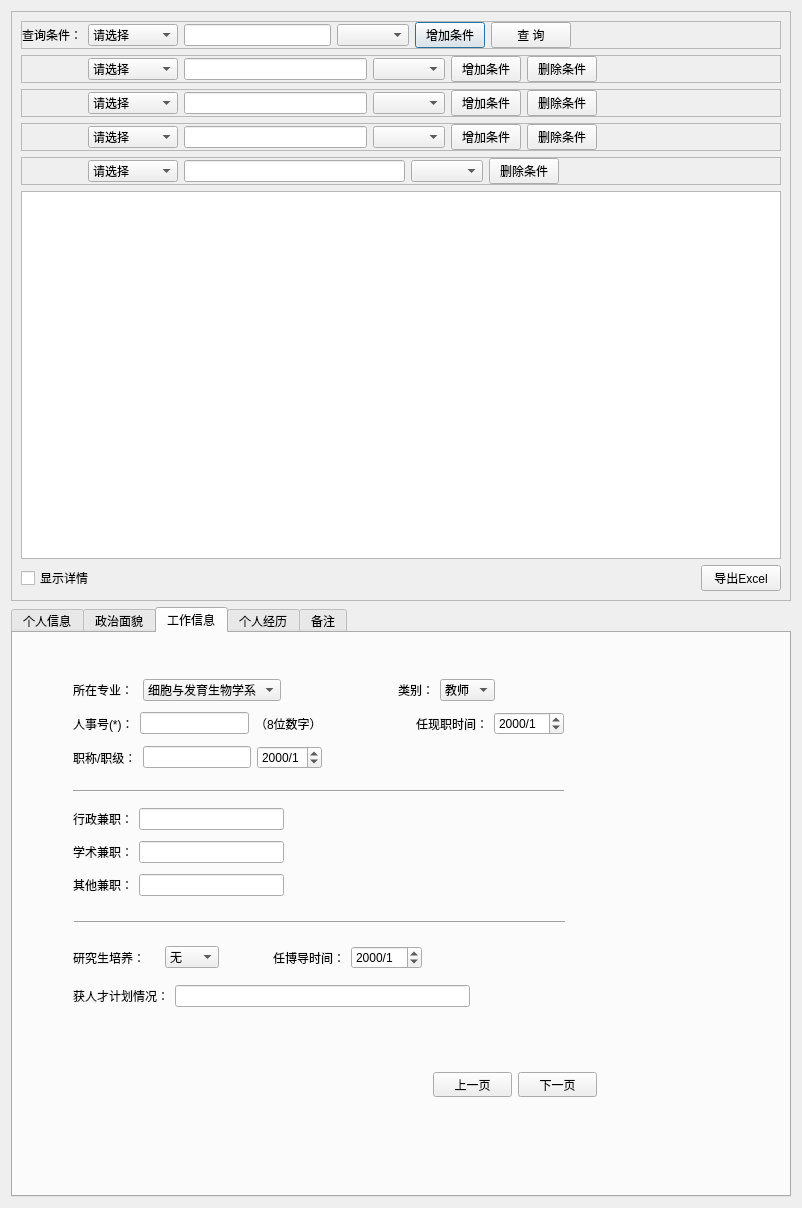
First picture: the form in infoquerydialog.ui, repository faellsa/teachersmanagement, before the edit.
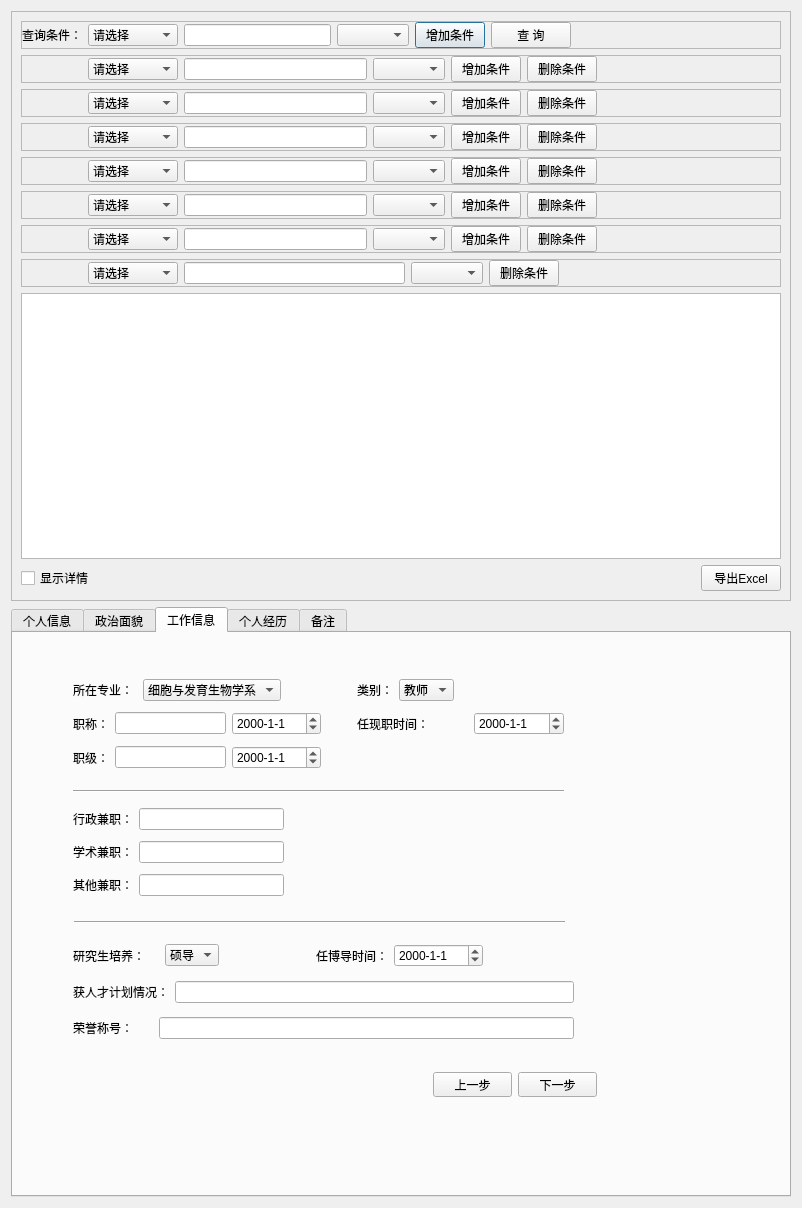
Second picture: the form after the edit. The open tabs and pages were chosen to show the change.

Commit message: 数据库增加减少修改了几个字段。导出excel时可以详情和摘要。

```diff
--- a/infoquerydialog.ui
+++ b/infoquerydialog.ui
@@ -662,6 +662,19 @@
          <item>
           <widget class="QComboBox" name="m_ConditionComboBox5"/>
          </item>
+         <item>
+          <widget class="QPushButton" name="m_AddCondition5">
+           <property name="maximumSize">
+            <size>
+             <width>70</width>
+             <height>16777215</height>
+            </size>
+           </property>
+           <property name="text">
+            <string>增加条件</string>
+           </property>
+          </widget>
+         </item>
          <item>
           <widget class="QPushButton" name="m_DelCondition5">
            <property name="maximumSize">
@@ -691,6 +704,407 @@
         </layout>
        </widget>
       </item>
+      <item>
+       <widget class="QFrame" name="m_ConditionFrame6">
+        <property name="frameShape">
+         <enum>QFrame::StyledPanel</enum>
+        </property>
+        <property name="frameShadow">
+         <enum>QFrame::Raised</enum>
+        </property>
+        <layout class="QHBoxLayout" name="horizontalLayout_44">
+         <property name="margin">
+          <number>0</number>
+         </property>
+         <item>
+          <spacer name="horizontalSpacer_33">
+           <property name="orientation">
+            <enum>Qt::Horizontal</enum>
+           </property>
+           <property name="sizeType">
+            <enum>QSizePolicy::Fixed</enum>
+           </property>
+           <property name="sizeHint" stdset="0">
+            <size>
+             <width>66</width>
+             <height>20</height>
+            </size>
+           </property>
+          </spacer>
+         </item>
+         <item>
+          <widget class="QComboBox" name="m_ConditionType6">
+           <property name="maxVisibleItems">
+            <number>20</number>
+           </property>
+           <item>
+            <property name="text">
+             <string>请选择</string>
+            </property>
+           </item>
+           <item>
+            <property name="text">
+             <string>姓名</string>
+            </property>
+           </item>
+           <item>
+            <property name="text">
+             <string>性别</string>
+            </property>
+           </item>
+           <item>
+            <property name="text">
+             <string>类别</string>
+            </property>
+           </item>
+           <item>
+            <property name="text">
+             <string>人事号</string>
+            </property>
+           </item>
+           <item>
+            <property name="text">
+             <string>所在专业</string>
+            </property>
+           </item>
+           <item>
+            <property name="text">
+             <string>身份证号</string>
+            </property>
+           </item>
+           <item>
+            <property name="text">
+             <string>政治面貌</string>
+            </property>
+           </item>
+           <item>
+            <property name="text">
+             <string>职称</string>
+            </property>
+           </item>
+           <item>
+            <property name="text">
+             <string>行政兼职</string>
+            </property>
+           </item>
+           <item>
+            <property name="text">
+             <string>研究生培养</string>
+            </property>
+           </item>
+          </widget>
+         </item>
+         <item>
+          <widget class="QLineEdit" name="m_ConditionEdit6"/>
+         </item>
+         <item>
+          <widget class="QComboBox" name="m_ConditionComboBox6"/>
+         </item>
+         <item>
+          <widget class="QPushButton" name="m_AddCondition6">
+           <property name="maximumSize">
+            <size>
+             <width>70</width>
+             <height>16777215</height>
+            </size>
+           </property>
+           <property name="text">
+            <string>增加条件</string>
+           </property>
+          </widget>
+         </item>
+         <item>
+          <widget class="QPushButton" name="m_DelCondition6">
+           <property name="maximumSize">
+            <size>
+             <width>70</width>
+             <height>16777215</height>
+            </size>
+           </property>
+           <property name="text">
+            <string>删除条件</string>
+           </property>
+          </widget>
+         </item>
+         <item>
+          <spacer name="horizontalSpacer_34">
+           <property name="orientation">
+            <enum>Qt::Horizontal</enum>
+           </property>
+           <property name="sizeHint" stdset="0">
+            <size>
+             <width>40</width>
+             <height>20</height>
+            </size>
+           </property>
+          </spacer>
+         </item>
+        </layout>
+       </widget>
+      </item>
+      <item>
+       <widget class="QFrame" name="m_ConditionFrame7">
+        <property name="frameShape">
+         <enum>QFrame::StyledPanel</enum>
+        </property>
+        <property name="frameShadow">
+         <enum>QFrame::Raised</enum>
+        </property>
+        <layout class="QHBoxLayout" name="horizontalLayout_45">
+         <property name="margin">
+          <number>0</number>
+         </property>
+         <item>
+          <spacer name="horizontalSpacer_35">
+           <property name="orientation">
+            <enum>Qt::Horizontal</enum>
+           </property>
+           <property name="sizeType">
+            <enum>QSizePolicy::Fixed</enum>
+           </property>
+           <property name="sizeHint" stdset="0">
+            <size>
+             <width>66</width>
+             <height>20</height>
+            </size>
+           </property>
+          </spacer>
+         </item>
+         <item>
+          <widget class="QComboBox" name="m_ConditionType7">
+           <property name="maxVisibleItems">
+            <number>20</number>
+           </property>
+           <item>
+            <property name="text">
+             <string>请选择</string>
+            </property>
+           </item>
+           <item>
+            <property name="text">
+             <string>姓名</string>
+            </property>
+           </item>
+           <item>
+            <property name="text">
+             <string>性别</string>
+            </property>
+           </item>
+           <item>
+            <property name="text">
+             <string>类别</string>
+            </property>
+           </item>
+           <item>
+            <property name="text">
+             <string>人事号</string>
+            </property>
+           </item>
+           <item>
+            <property name="text">
+             <string>所在专业</string>
+            </property>
+           </item>
+           <item>
+            <property name="text">
+             <string>身份证号</string>
+            </property>
+           </item>
+           <item>
+            <property name="text">
+             <string>政治面貌</string>
+            </property>
+           </item>
+           <item>
+            <property name="text">
+             <string>职称</string>
+            </property>
+           </item>
+           <item>
+            <property name="text">
+             <string>行政兼职</string>
+            </property>
+           </item>
+           <item>
+            <property name="text">
+             <string>研究生培养</string>
+            </property>
+           </item>
+          </widget>
+         </item>
+         <item>
+          <widget class="QLineEdit" name="m_ConditionEdit7"/>
+         </item>
+         <item>
+          <widget class="QComboBox" name="m_ConditionComboBox7"/>
+         </item>
+         <item>
+          <widget class="QPushButton" name="m_AddCondition7">
+           <property name="maximumSize">
+            <size>
+             <width>70</width>
+             <height>16777215</height>
+            </size>
+           </property>
+           <property name="text">
+            <string>增加条件</string>
+           </property>
+          </widget>
+         </item>
+         <item>
+          <widget class="QPushButton" name="m_DelCondition7">
+           <property name="maximumSize">
+            <size>
+             <width>70</width>
+             <height>16777215</height>
+            </size>
+           </property>
+           <property name="text">
+            <string>删除条件</string>
+           </property>
+          </widget>
+         </item>
+         <item>
+          <spacer name="horizontalSpacer_36">
+           <property name="orientation">
+            <enum>Qt::Horizontal</enum>
+           </property>
+           <property name="sizeHint" stdset="0">
+            <size>
+             <width>40</width>
+             <height>20</height>
+            </size>
+           </property>
+          </spacer>
+         </item>
+        </layout>
+       </widget>
+      </item>
+      <item>
+       <widget class="QFrame" name="m_ConditionFrame8">
+        <property name="frameShape">
+         <enum>QFrame::StyledPanel</enum>
+        </property>
+        <property name="frameShadow">
+         <enum>QFrame::Raised</enum>
+        </property>
+        <layout class="QHBoxLayout" name="horizontalLayout_46">
+         <property name="margin">
+          <number>0</number>
+         </property>
+         <item>
+          <spacer name="horizontalSpacer_37">
+           <property name="orientation">
+            <enum>Qt::Horizontal</enum>
+           </property>
+           <property name="sizeType">
+            <enum>QSizePolicy::Fixed</enum>
+           </property>
+           <property name="sizeHint" stdset="0">
+            <size>
+             <width>66</width>
+             <height>20</height>
+            </size>
+           </property>
+          </spacer>
+         </item>
+         <item>
+          <widget class="QComboBox" name="m_ConditionType8">
+           <property name="maxVisibleItems">
+            <number>20</number>
+           </property>
+           <item>
+            <property name="text">
+             <string>请选择</string>
+            </property>
+           </item>
+           <item>
+            <property name="text">
+             <string>姓名</string>
+            </property>
+           </item>
+           <item>
+            <property name="text">
+             <string>性别</string>
+            </property>
+           </item>
+           <item>
+            <property name="text">
+             <string>类别</string>
+            </property>
+           </item>
+           <item>
+            <property name="text">
+             <string>人事号</string>
+            </property>
+           </item>
+           <item>
+            <property name="text">
+             <string>所在专业</string>
+            </property>
+           </item>
+           <item>
+            <property name="text">
+             <string>身份证号</string>
+            </property>
+           </item>
+           <item>
+            <property name="text">
+             <string>政治面貌</string>
+            </property>
+           </item>
+           <item>
+            <property name="text">
+             <string>职称</string>
+            </property>
+           </item>
+           <item>
+            <property name="text">
+             <string>行政兼职</string>
+            </property>
+           </item>
+           <item>
+            <property name="text">
+             <string>研究生培养</string>
+            </property>
+           </item>
+          </widget>
+         </item>
+         <item>
+          <widget class="QLineEdit" name="m_ConditionEdit8"/>
+         </item>
+         <item>
+          <widget class="QComboBox" name="m_ConditionComboBox8"/>
+         </item>
+         <item>
+          <widget class="QPushButton" name="m_DelCondition8">
+           <property name="maximumSize">
+            <size>
+             <width>70</width>
+             <height>16777215</height>
+            </size>
+           </property>
+           <property name="text">
+            <string>删除条件</string>
+           </property>
+          </widget>
+         </item>
+         <item>
+          <spacer name="horizontalSpacer_38">
+           <property name="orientation">
+            <enum>Qt::Horizontal</enum>
+           </property>
+           <property name="sizeHint" stdset="0">
+            <size>
+             <width>40</width>
+             <height>20</height>
+            </size>
+           </property>
+          </spacer>
+         </item>
+        </layout>
+       </widget>
+      </item>
       <item>
        <widget class="QTableView" name="m_QueryResult">
         <property name="alternatingRowColors">
@@ -851,19 +1265,6 @@
             </property>
            </widget>
           </item>
-          <item>
-           <widget class="QLabel" name="label_11">
-            <property name="maximumSize">
-             <size>
-              <width>16777215</width>
-              <height>30</height>
-             </size>
-            </property>
-            <property name="text">
-             <string>（不超过5个汉字）    </string>
-            </property>
-           </widget>
-          </item>
           <item>
            <spacer name="horizontalSpacer_13">
             <property name="orientation">
@@ -944,6 +1345,33 @@
           </item>
          </layout>
         </item>
+        <item>
+         <layout class="QHBoxLayout" name="horizontalLayout_36">
+          <item>
+           <widget class="QLabel" name="label_28">
+            <property name="text">
+             <string>人事号(*)： </string>
+            </property>
+           </widget>
+          </item>
+          <item>
+           <widget class="QLineEdit" name="m_PersonnelNo"/>
+          </item>
+          <item>
+           <spacer name="horizontalSpacer_16">
+            <property name="orientation">
+             <enum>Qt::Horizontal</enum>
+            </property>
+            <property name="sizeHint" stdset="0">
+             <size>
+              <width>40</width>
+              <height>20</height>
+             </size>
+            </property>
+           </spacer>
+          </item>
+         </layout>
+        </item>
         <item>
          <layout class="QHBoxLayout" name="horizontalLayout_12">
           <item>
@@ -1139,12 +1567,12 @@
         <item>
          <widget class="QPushButton" name="m_Page3Pre">
           <property name="text">
-           <string>上一页</string>
+           <string>上一步</string>
           </property>
          </widget>
         </item>
         <item>
-         <spacer name="horizontalSpacer_17">
+         <spacer name="horizontalSpacer_18">
           <property name="orientation">
            <enum>Qt::Horizontal</enum>
           </property>
@@ -1159,7 +1587,7 @@
         <item>
          <widget class="QPushButton" name="m_Page3Next">
           <property name="text">
-           <string>下一页</string>
+           <string>下一步</string>
           </property>
          </widget>
         </item>
@@ -1296,20 +1724,23 @@
         <item row="0" column="1">
          <layout class="QHBoxLayout" name="horizontalLayout_19">
           <item>
-           <spacer name="horizontalSpacer_18">
+           <spacer name="horizontalSpacer_19">
             <property name="orientation">
              <enum>Qt::Horizontal</enum>
             </property>
+            <property name="sizeType">
+             <enum>QSizePolicy::Fixed</enum>
+            </property>
             <property name="sizeHint" stdset="0">
              <size>
-              <width>40</width>
+              <width>30</width>
               <height>20</height>
              </size>
             </property>
            </spacer>
           </item>
           <item>
-           <widget class="QLabel" name="label_12">
+           <widget class="QLabel" name="label_11">
             <property name="text">
              <string>类别：</string>
             </property>
@@ -1356,20 +1787,45 @@
         </item>
         <item row="1" column="0">
          <layout class="QHBoxLayout" name="horizontalLayout_20">
-          <item>
-           <widget class="QLabel" name="label_21">
-            <property name="text">
-             <string>人事号(*)：</string>
-            </property>
-           </widget>
-          </item>
-          <item>
-           <widget class="QLineEdit" name="m_PersonnelNo"/>
-          </item>
           <item>
            <widget class="QLabel" name="label_34">
             <property name="text">
-             <string>（8位数字）</string>
+             <string>职称：</string>
+            </property>
+           </widget>
+          </item>
+          <item>
+           <widget class="QLineEdit" name="m_Title">
+            <property name="minimumSize">
+             <size>
+              <width>0</width>
+              <height>0</height>
+             </size>
+            </property>
+            <property name="maximumSize">
+             <size>
+              <width>16777215</width>
+              <height>16777215</height>
+             </size>
+            </property>
+           </widget>
+          </item>
+          <item>
+           <widget class="QDateEdit" name="m_TitleTime">
+            <property name="minimumSize">
+             <size>
+              <width>65</width>
+              <height>0</height>
+             </size>
+            </property>
+            <property name="maximumSize">
+             <size>
+              <width>90</width>
+              <height>16777215</height>
+             </size>
+            </property>
+            <property name="displayFormat">
+             <string>yyyy-M-d</string>
             </property>
            </widget>
           </item>
@@ -1382,9 +1838,12 @@
             <property name="orientation">
              <enum>Qt::Horizontal</enum>
             </property>
+            <property name="sizeType">
+             <enum>QSizePolicy::Fixed</enum>
+            </property>
             <property name="sizeHint" stdset="0">
              <size>
-              <width>40</width>
+              <width>30</width>
               <height>20</height>
              </size>
             </property>
@@ -1399,6 +1858,12 @@
           </item>
           <item>
            <widget class="QDateEdit" name="m_CurrentPositionTime">
+            <property name="minimumSize">
+             <size>
+              <width>90</width>
+              <height>0</height>
+             </size>
+            </property>
             <property name="maximumSize">
              <size>
               <width>70</width>
@@ -1406,7 +1871,7 @@
              </size>
             </property>
             <property name="displayFormat">
-             <string>yyyy/M</string>
+             <string>yyyy-M-d</string>
             </property>
            </widget>
           </item>
@@ -1417,7 +1882,7 @@
           <item>
            <widget class="QLabel" name="label_23">
             <property name="text">
-             <string>职称/职级：</string>
+             <string>职级：</string>
             </property>
            </widget>
           </item>
@@ -1438,7 +1903,7 @@
            </widget>
           </item>
           <item>
-           <widget class="QDateEdit" name="m_TitleTime">
+           <widget class="QDateEdit" name="m_RankTime">
             <property name="minimumSize">
              <size>
               <width>65</width>
@@ -1447,19 +1912,19 @@
             </property>
             <property name="maximumSize">
              <size>
-              <width>65</width>
+              <width>90</width>
               <height>16777215</height>
              </size>
             </property>
             <property name="displayFormat">
-             <string>yyyy/M</string>
+             <string>yyyy-M-d</string>
             </property>
            </widget>
           </item>
          </layout>
         </item>
         <item row="2" column="1">
-         <spacer name="horizontalSpacer_19">
+         <spacer name="horizontalSpacer_23">
           <property name="orientation">
            <enum>Qt::Horizontal</enum>
           </property>
@@ -1532,8 +1997,8 @@
         <rect>
          <x>60</x>
          <y>303</y>
-         <width>397</width>
-         <height>81</height>
+         <width>501</width>
+         <height>111</height>
         </rect>
        </property>
        <layout class="QVBoxLayout" name="verticalLayout_10">
@@ -1550,11 +2015,6 @@
             </item>
             <item>
              <widget class="QComboBox" name="m_GraduateTrain">
-              <item>
-               <property name="text">
-                <string>无</string>
-               </property>
-              </item>
               <item>
                <property name="text">
                 <string>硕导</string>
@@ -1594,7 +2054,7 @@
             <item>
              <widget class="QDateEdit" name="m_TeacherTime">
               <property name="displayFormat">
-               <string>yyyy/M</string>
+               <string>yyyy-M-d</string>
               </property>
              </widget>
             </item>
@@ -1629,6 +2089,20 @@
           </item>
          </layout>
         </item>
+        <item>
+         <layout class="QHBoxLayout" name="horizontalLayout_37">
+          <item>
+           <widget class="QLabel" name="label_16">
+            <property name="text">
+             <string>荣誉称号：      </string>
+            </property>
+           </widget>
+          </item>
+          <item>
+           <widget class="QLineEdit" name="m_Honour"/>
+          </item>
+         </layout>
+        </item>
        </layout>
       </widget>
      </widget>
@@ -1854,7 +2328,7 @@
        </property>
        <layout class="QVBoxLayout" name="verticalLayout_6">
         <item>
-         <widget class="QLabel" name="label_13">
+         <widget class="QLabel" name="label_12">
           <property name="maximumSize">
            <size>
             <width>16777215</width>
@@ -1924,7 +2398,7 @@
           <item>
            <layout class="QHBoxLayout" name="horizontalLayout_36">
             <item>
-             <widget class="QLabel" name="label_16">
+             <widget class="QLabel" name="label_15">
               <property name="text">
                <string>博士研究生：</string>
               </property>
@@ -1970,7 +2444,7 @@
          <height>25</height>
         </rect>
        </property>
-       <layout class="QHBoxLayout" name="horizontalLayout_37">
+       <layout class="QHBoxLayout" name="horizontalLayout_39">
         <item>
          <widget class="QPushButton" name="m_Page5Pre">
           <property name="text">
@@ -1979,7 +2453,7 @@
          </widget>
         </item>
         <item>
-         <spacer name="horizontalSpacer_30">
+         <spacer name="horizontalSpacer_31">
           <property name="orientation">
            <enum>Qt::Horizontal</enum>
           </property>
```
Left out of the diff: 260 changed lines with no effect on the pictures. The commit also changes 10 other files.
